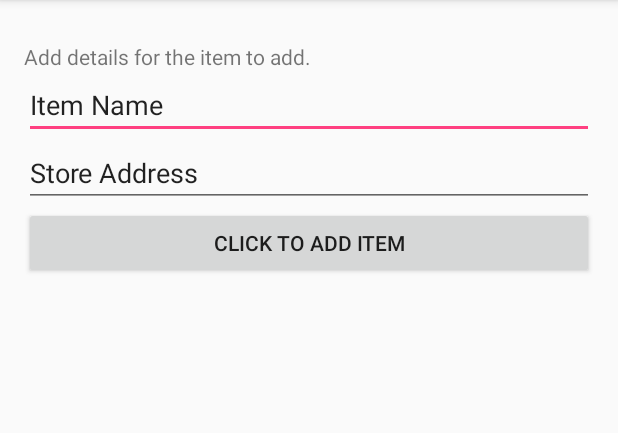
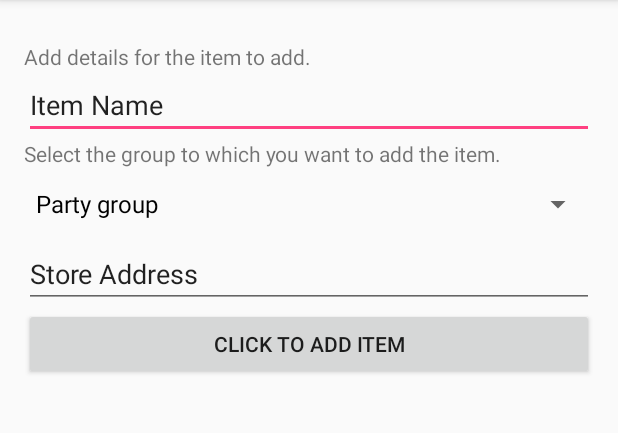
Before and after one commit to gouravshenoy/eSoochi, an Android app: the AddItemActivity screen opened directly, with no data from a screen before it, on a phone screen of 412 x 824 dp, the part 84-517 px from its top. Run offline under Robolectric (Android 15) with nearby library versions, the phone set to English and light mode, and no system bars.

Commit message:
Adding group selection to add item

```diff
--- a/eSoochi-android/app/src/main/java/edu/iu/mobiperv/android/esoochi/AddItemActivity.java
+++ b/eSoochi-android/app/src/main/java/edu/iu/mobiperv/android/esoochi/AddItemActivity.java
@@ -7,8 +7,11 @@ import android.support.v7.app.AppCompatActivity;
 import android.os.Bundle;
 import android.util.Log;
 import android.view.View;
+import android.widget.AdapterView;
+import android.widget.ArrayAdapter;
 import android.widget.Button;
 import android.widget.EditText;
+import android.widget.Spinner;
 
 import java.io.BufferedReader;
 import java.io.InputStreamReader;
@@ -25,6 +28,9 @@ public class AddItemActivity extends AppCompatActivity {
 
     private static final String TAG = "AddItemActivity";
 
+    Spinner group_select_spinner;
+    String selectedGroup;
+
     Button addItemButton;
     EditText item_name_text;
     EditText store_addr_text;
@@ -34,9 +40,25 @@ public class AddItemActivity extends AppCompatActivity {
         super.onCreate(savedInstanceState);
         setContentView(R.layout.activity_add_item);
 
+        group_select_spinner = (Spinner) findViewById(R.id.group_select_spinner);
         addItemButton = (Button) findViewById(R.id.submit_item_button);
         item_name_text = (EditText) findViewById(R.id.item_name_text);
         store_addr_text = (EditText) findViewById(R.id.store_addr_text);
+
+        group_select_spinner.setOnItemSelectedListener(new AdapterView.OnItemSelectedListener() {
+            @Override
+            public void onItemSelected(AdapterView<?> adapterView, View view, int i, long l) {
+                selectedGroup = (String) adapterView.getItemAtPosition(i);
+            }
+
+            @Override
+            public void onNothingSelected(AdapterView<?> adapterView) {
+
+            }
+        });
+        ArrayAdapter<String> adapter = new ArrayAdapter<String>(this,
+                android.R.layout.simple_spinner_dropdown_item, GlobalUtils.groupList);
+        group_select_spinner.setAdapter(adapter);
 
         addItemButton.setOnClickListener(new View.OnClickListener() {
             @Override
@@ -47,7 +69,8 @@ public class AddItemActivity extends AppCompatActivity {
                 GlobalUtils.itemList.add(item_name_text.getText().toString());
 
                 // TODO: Store item to backend coordinates.
-                Log.d(TAG, "Adding item " + item_name_text.getText().toString() + " to backend with gps coordinates: "
+                Log.d(TAG, "Adding item " + item_name_text.getText().toString() + " to group "
+                        + selectedGroup + " with gps coordinates: "
                         + coordinates[0] + " | " + coordinates[1]);
 
                 Intent intent = new Intent(addItemButton.getContext(), ListActivity.class);
--- a/eSoochi-android/app/src/main/res/layout/activity_add_item.xml
+++ b/eSoochi-android/app/src/main/res/layout/activity_add_item.xml
@@ -32,6 +32,17 @@
             android:ems="10"
             android:id="@+id/item_name_text" />
 
+        <TextView
+            android:text="Select the group to which you want to add the item."
+            android:layout_width="match_parent"
+            android:layout_height="wrap_content"
+            android:id="@+id/group_select_label" />
+
+        <Spinner
+            android:layout_width="match_parent"
+            android:layout_height="wrap_content"
+            android:id="@+id/group_select_spinner" />
+
         <EditText
             android:layout_width="match_parent"
             android:layout_height="wrap_content"
```
